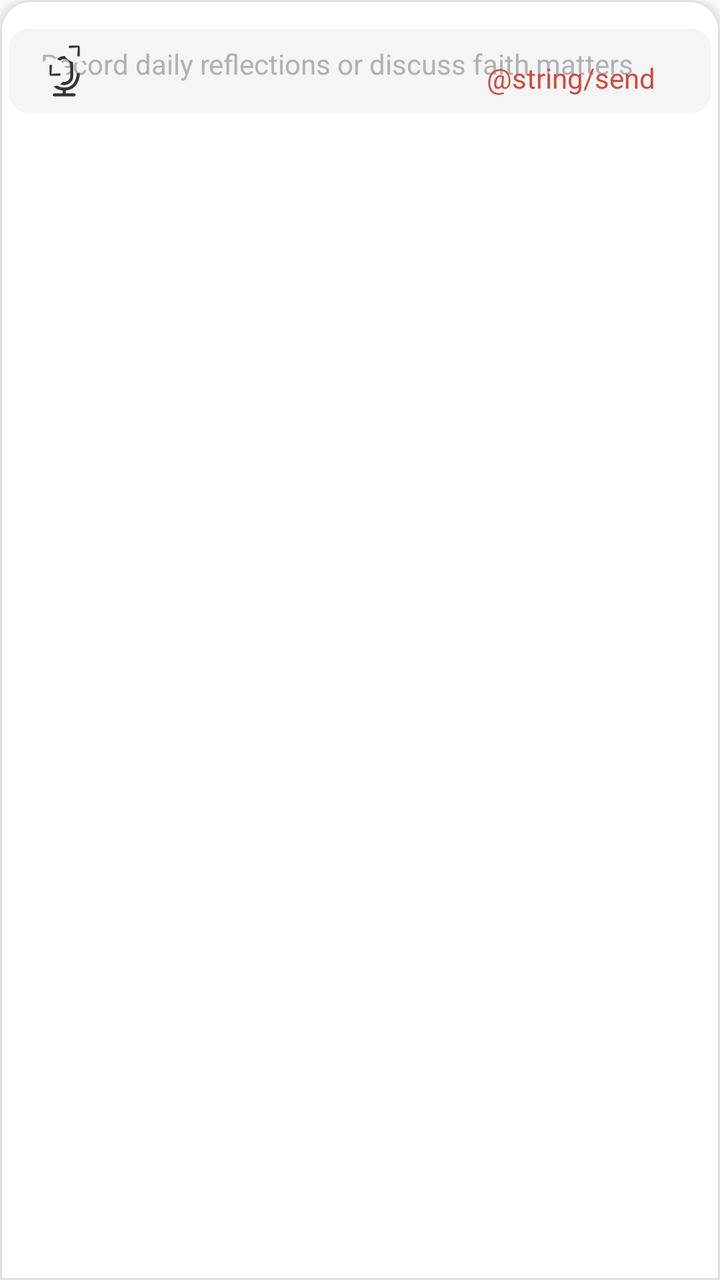
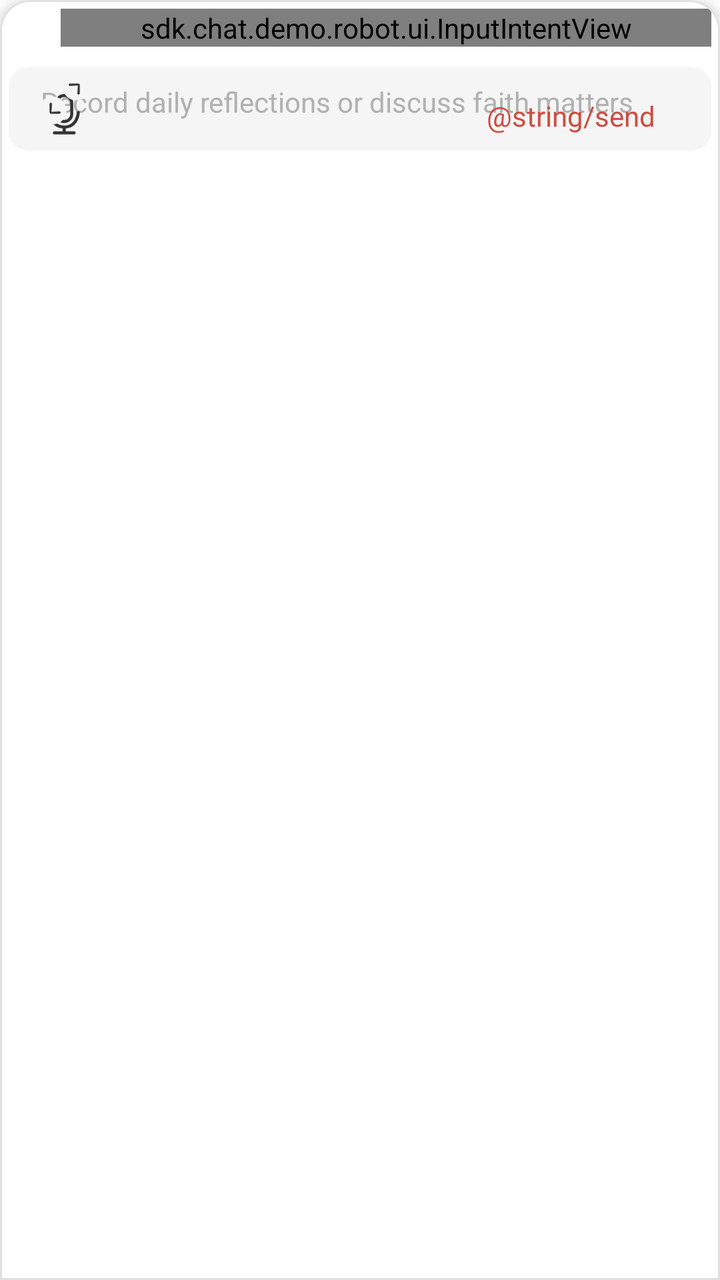

An Android layout rendered at two revisions. The XML below is the earlier revision; the diff shows what the commit changed to produce the second picture.
<!-- AndroidManifest.xml: application theme GGTheme -->
<!-- res/layout/view_message_input.xml -->
<com.google.android.material.card.MaterialCardView xmlns:android="http://schemas.android.com/apk/res/android"
    xmlns:app="http://schemas.android.com/apk/res-auto"
    android:layout_width="match_parent"
    android:layout_height="wrap_content"
    app:cardBackgroundColor="@color/white"
    app:cardElevation="4dp"
    app:shapeAppearanceOverlay="@style/TopRoundedCard"
    app:strokeColor="#E0E0E0"
    app:strokeWidth="1dp">

    <FrameLayout
        android:layout_width="match_parent"
        android:layout_height="wrap_content"
        android:gravity="center_vertical"
        android:orientation="horizontal"
        android:paddingTop="10dp"
        android:paddingBottom="16dp">


        <LinearLayout
            android:id="@+id/inputContainer"
            android:layout_width="match_parent"
            android:layout_height="wrap_content"
            android:background="@drawable/edittext_rounded_bg"
            android:orientation="vertical">

            <EditText
                android:id="@+id/messagePrompt"
                android:layout_width="match_parent"
                android:layout_height="wrap_content"
                android:layout_marginStart="8dp"
                android:layout_marginEnd="8dp"
                android:background="@color/transparent"
                android:inputType="textAutoCorrect|textAutoComplete|textMultiLine|textCapSentences"
                android:paddingLeft="8dp"
                android:paddingTop="8dp"
                android:paddingRight="8dp"
                android:textColor="@color/text_prompt"
                android:textSize="14sp"
                android:visibility="gone" />

            <EditText
                android:id="@id/messageInput"
                android:layout_width="match_parent"
                android:layout_height="match_parent"
                android:layout_marginStart="8dp"
                android:layout_marginEnd="8dp"
                android:gravity="top|left"
                android:hint="@string/msg_input_hint"
                android:textColorHint="@color/text_gray"
                android:background="@color/transparent"
                android:inputType="textAutoCorrect|textAutoComplete|textMultiLine|textCapSentences"
                android:maxLines="6"
                android:minHeight="42dp"
                android:padding="8dp"
                android:textSize="14sp" />
        </LinearLayout>

        <FrameLayout
            android:layout_width="wrap_content"
            android:layout_height="wrap_content"
            android:layout_gravity="bottom|left"
            android:layout_marginLeft="12dp">

            <sdk.chat.demo.robot.ui.CircleOverlayView
                android:id="@+id/circleOverlay"
                android:layout_width="40dp"
                android:layout_height="40dp"
                android:layout_gravity="center"
                android:visibility="gone"
                app:circleColor="#ffCF4B40"
                app:ringColor="#59CF4B40"
                app:ringWidth="4dp" />

            <ImageView
                android:id="@id/attachmentButton"
                android:layout_width="wrap_content"
                android:layout_height="wrap_content"
                android:layout_gravity="center"
                android:padding="8dp"
                android:src="@mipmap/ic_audio" />
        </FrameLayout>

        <FrameLayout
            android:id="@+id/buttonContainer"
            android:layout_width="wrap_content"
            android:layout_height="wrap_content"
            android:layout_gravity="bottom|right"
            android:layout_marginRight="20dp">

            <ImageView
                android:id="@+id/messageStopButton"
                android:layout_width="wrap_content"
                android:layout_height="wrap_content"
                android:padding="8dp"
                android:src="@mipmap/ic_stop_ai"
                android:visibility="gone" />

            <TextView
                android:id="@id/messageSendButton"
                android:layout_width="wrap_content"
                android:layout_height="wrap_content"
                android:padding="8dp"
                android:text="@string/send"
                android:textColor="@color/item_text_selected"
                android:textSize="14sp" />
        </FrameLayout>

        <ImageView
            android:id="@+id/editMode"
            android:layout_width="wrap_content"
            android:layout_height="wrap_content"
            android:layout_gravity="top|left"
            android:layout_marginLeft="4dp"
            android:paddingLeft="8dp"
            android:paddingRight="8dp"
            android:paddingBottom="8dp"
            android:src="@mipmap/ic_expand" />

    </FrameLayout>

</com.google.android.material.card.MaterialCardView>
<!-- resources referenced by this layout -->
<resources>
  <color name="item_text_selected">#FFCF4B40</color>
  <color name="text_gray">#B1B1B1</color>
  <color name="text_prompt">#69000000</color>
  <color name="transparent">#00000000</color>
  <color name="white">#FFFFFFFF</color>
  <!-- drawable edittext_rounded_bg (drawable) -->
  <?xml version="1.0" encoding="utf-8"?>
  <shape xmlns:android="http://schemas.android.com/apk/res/android"
      android:shape="rectangle">
  
  
  
  
  
  
      
      <solid android:color="@color/bg_gray_button" />
  
      
      <corners android:radius="10dp" />
  
  
  
  
  
  
  
  </shape>
  <!-- mipmap ic_audio: png bitmap (mipmap-hdpi, 1214 bytes) -->
  <!-- mipmap ic_expand: png bitmap (mipmap-hdpi, 1777 bytes) -->
  <!-- mipmap ic_stop_ai: png bitmap (mipmap-hdpi, 1419 bytes) -->
  <string name="msg_input_hint">Record daily reflections or discuss faith matters</string>
  <string name="send">发送</string>
  <style name="TopRoundedCard">
          <item name="cornerFamily">rounded</item>
          <item name="cornerSizeTopLeft">15dp</item>
          <item name="cornerSizeTopRight">15dp</item>
          <item name="cornerSizeBottomLeft">0dp</item>
          <item name="cornerSizeBottomRight">0dp</item>
      </style>
  <style name="GGTheme" parent="Theme.MaterialComponents.Light.Bridge">
          <item name="android:windowIsTranslucent">true</item>
  
          
  
          
          <item name="android:windowFullscreen">false</item>
          <item name="windowActionBar">false</item>
          <item name="android:windowActionBar">false</item>
          <item name="windowNoTitle">true</item>
          <item name="android:windowNoTitle">true</item>
          
          <item name="android:windowBackground">@color/white</item>
          
          <item name="android:navigationBarColor">@color/white</item>
          
          <item name="android:statusBarColor">@color/white</item>
  
  
  
  
  
          <item name="colorPrimary">@color/white</item>
          <item name="colorPrimaryDark">#2D8659</item>
  
          <item name="colorAccent">#339966</item>
          <item name="colorControlNormal">@color/text_primary</item>
  
          <item name="outcomingDefaultBubbleColor">#2D8659</item>
          <item name="outcomingDefaultBubblePressedColor">#2D8659</item>
  
  
  
  
      </style>
  <color name="bg_gray_button">#F5F5F5</color>
  <color name="text_primary">@android:color/black</color>
</resources>

<!-- the commit's change to res/layout/view_message_input.xml (unified diff, before → after) -->
@@ -8,115 +8,127 @@
     app:strokeColor="#E0E0E0"
     app:strokeWidth="1dp">
 
-    <FrameLayout
+    <LinearLayout
         android:layout_width="match_parent"
         android:layout_height="wrap_content"
         android:gravity="center_vertical"
-        android:orientation="horizontal"
-        android:paddingTop="10dp"
-        android:paddingBottom="16dp">
+        android:orientation="vertical">
 
-
-        <LinearLayout
-            android:id="@+id/inputContainer"
+        <sdk.chat.demo.robot.ui.InputIntentView
+            android:id="@+id/inputIntent"
             android:layout_width="match_parent"
             android:layout_height="wrap_content"
-            android:background="@drawable/edittext_rounded_bg"
-            android:orientation="vertical">
+            android:layout_marginLeft="26dp"/>
 
-            <EditText
-                android:id="@+id/messagePrompt"
+        <FrameLayout
+            android:layout_width="match_parent"
+            android:layout_height="wrap_content"
+            android:gravity="center_vertical"
+            android:orientation="vertical"
+            android:paddingTop="10dp"
+            android:paddingBottom="16dp">
+
+            <LinearLayout
+                android:id="@+id/inputContainer"
                 android:layout_width="match_parent"
                 android:layout_height="wrap_content"
-                android:layout_marginStart="8dp"
-                android:layout_marginEnd="8dp"
-                android:background="@color/transparent"
-                android:inputType="textAutoCorrect|textAutoComplete|textMultiLine|textCapSentences"
-                android:paddingLeft="8dp"
-                android:paddingTop="8dp"
-                android:paddingRight="8dp"
-                android:textColor="@color/text_prompt"
-                android:textSize="14sp"
-                android:visibility="gone" />
+                android:background="@drawable/edittext_rounded_bg"
+                android:orientation="vertical">
 
-            <EditText
-                android:id="@id/messageInput"
-                android:layout_width="match_parent"
-                android:layout_height="match_parent"
-                android:layout_marginStart="8dp"
-                android:layout_marginEnd="8dp"
-                android:gravity="top|left"
-                android:hint="@string/msg_input_hint"
-                android:textColorHint="@color/text_gray"
-                android:background="@color/transparent"
-                android:inputType="textAutoCorrect|textAutoComplete|textMultiLine|textCapSentences"
-                android:maxLines="6"
-                android:minHeight="42dp"
-                android:padding="8dp"
-                android:textSize="14sp" />
-        </LinearLayout>
+                <EditText
+                    android:id="@+id/messagePrompt"
+                    android:layout_width="match_parent"
+                    android:layout_height="wrap_content"
+                    android:layout_marginStart="8dp"
+                    android:layout_marginEnd="8dp"
+                    android:background="@color/transparent"
+                    android:inputType="textAutoCorrect|textAutoComplete|textMultiLine|textCapSentences"
+                    android:paddingLeft="8dp"
+                    android:paddingTop="8dp"
+                    android:paddingRight="8dp"
+                    android:textColor="@color/text_prompt"
+                    android:textSize="14sp"
+                    android:visibility="gone" />
 
-        <FrameLayout
-            android:layout_width="wrap_content"
-            android:layout_height="wrap_content"
-            android:layout_gravity="bottom|left"
-            android:layout_marginLeft="12dp">
+                <EditText
+                    android:id="@id/messageInput"
+                    android:layout_width="match_parent"
+                    android:layout_height="match_parent"
+                    android:layout_marginStart="8dp"
+                    android:layout_marginEnd="8dp"
+                    android:background="@color/transparent"
+                    android:gravity="top|left"
+                    android:hint="@string/msg_input_hint"
+                    android:inputType="textAutoCorrect|textAutoComplete|textMultiLine|textCapSentences"
+                    android:maxLines="6"
+                    android:minHeight="42dp"
+                    android:padding="8dp"
+                    android:textColorHint="@color/text_gray"
+                    android:textSize="14sp" />
+            </LinearLayout>
 
-            <sdk.chat.demo.robot.ui.CircleOverlayView
-                android:id="@+id/circleOverlay"
-                android:layout_width="40dp"
-                android:layout_height="40dp"
-                android:layout_gravity="center"
-                android:visibility="gone"
-                app:circleColor="#ffCF4B40"
-                app:ringColor="#59CF4B40"
-                app:ringWidth="4dp" />
+            <FrameLayout
+                android:layout_width="wrap_content"
+                android:layout_height="wrap_content"
+                android:layout_gravity="bottom|left"
+                android:layout_marginLeft="12dp">
+
+                <sdk.chat.demo.robot.ui.CircleOverlayView
+                    android:id="@+id/circleOverlay"
+                    android:layout_width="40dp"
+                    android:layout_height="40dp"
+                    android:layout_gravity="center"
+                    android:visibility="gone"
+                    app:circleColor="#ffCF4B40"
+                    app:ringColor="#59CF4B40"
+                    app:ringWidth="4dp" />
+
+                <ImageView
+                    android:id="@id/attachmentButton"
+                    android:layout_width="wrap_content"
+                    android:layout_height="wrap_content"
+                    android:layout_gravity="center"
+                    android:padding="8dp"
+                    android:src="@mipmap/ic_audio" />
+            </FrameLayout>
+
+            <FrameLayout
+                android:id="@+id/buttonContainer"
+                android:layout_width="wrap_content"
+                android:layout_height="wrap_content"
+                android:layout_gravity="bottom|right"
+                android:layout_marginRight="20dp">
+
+                <ImageView
+                    android:id="@+id/messageStopButton"
+                    android:layout_width="wrap_content"
+                    android:layout_height="wrap_content"
+                    android:padding="8dp"
+                    android:src="@mipmap/ic_stop_ai"
+                    android:visibility="gone" />
+
+                <TextView
+                    android:id="@id/messageSendButton"
+                    android:layout_width="wrap_content"
+                    android:layout_height="wrap_content"
+                    android:padding="8dp"
+                    android:text="@string/send"
+                    android:textColor="@color/item_text_selected"
+                    android:textSize="14sp" />
+            </FrameLayout>
 
             <ImageView
-                android:id="@id/attachmentButton"
+                android:id="@+id/editMode"
                 android:layout_width="wrap_content"
                 android:layout_height="wrap_content"
-                android:layout_gravity="center"
-                android:padding="8dp"
-                android:src="@mipmap/ic_audio" />
+                android:layout_gravity="top|left"
+                android:layout_marginLeft="4dp"
+                android:paddingLeft="8dp"
+                android:paddingRight="8dp"
+                android:paddingBottom="8dp"
+                android:src="@mipmap/ic_expand" />
+
         </FrameLayout>
-
-        <FrameLayout
-            android:id="@+id/buttonContainer"
-            android:layout_width="wrap_content"
-            android:layout_height="wrap_content"
-            android:layout_gravity="bottom|right"
-            android:layout_marginRight="20dp">
-
-            <ImageView
-                android:id="@+id/messageStopButton"
-                android:layout_width="wrap_content"
-                android:layout_height="wrap_content"
-                android:padding="8dp"
-                android:src="@mipmap/ic_stop_ai"
-                android:visibility="gone" />
-
-            <TextView
-                android:id="@id/messageSendButton"
-                android:layout_width="wrap_content"
-                android:layout_height="wrap_content"
-                android:padding="8dp"
-                android:text="@string/send"
-                android:textColor="@color/item_text_selected"
-                android:textSize="14sp" />
-        </FrameLayout>
-
-        <ImageView
-            android:id="@+id/editMode"
-            android:layout_width="wrap_content"
-            android:layout_height="wrap_content"
-            android:layout_gravity="top|left"
-            android:layout_marginLeft="4dp"
-            android:paddingLeft="8dp"
-            android:paddingRight="8dp"
-            android:paddingBottom="8dp"
-            android:src="@mipmap/ic_expand" />
-
-    </FrameLayout>
+    </LinearLayout>
 
 </com.google.android.material.card.MaterialCardView>
